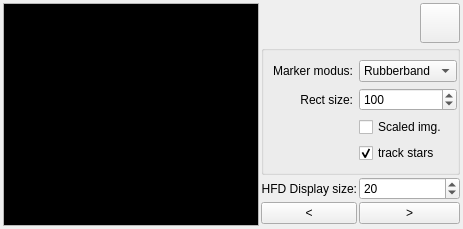
This is app/AstroCameraRemote/StarTrack_StarTrackView.ui in blackphil/AstroCameraRemote as Qt 5 draws it before an edit. The edited form follows.
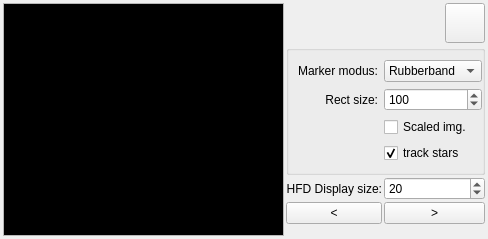
This is the edited form. Icons and pictures are not drawn. Custom widgets are drawn as their Qt base class.

What changed in the file:
```diff
--- a/app/AstroCameraRemote/StarTrack_StarTrackView.ui
+++ b/app/AstroCameraRemote/StarTrack_StarTrackView.ui
@@ -6,13 +6,16 @@
    <rect>
     <x>0</x>
     <y>0</y>
-    <width>453</width>
-    <height>209</height>
+    <width>488</width>
+    <height>239</height>
    </rect>
   </property>
   <property name="windowTitle">
    <string>Form</string>
   </property>
+  <property name="styleSheet">
+   <string notr="true">font: 10pt &quot;Ubuntu&quot;;</string>
+  </property>
   <layout class="QGridLayout" name="gridLayout_2">
    <property name="leftMargin">
     <number>3</number>
@@ -69,7 +72,7 @@
       <item row="0" column="1">
        <widget class="QComboBox" name="markerModusCombobox">
         <property name="sizePolicy">
-         <sizepolicy hsizetype="MinimumExpanding" vsizetype="Fixed">
+         <sizepolicy hsizetype="MinimumExpanding" vsizetype="MinimumExpanding">
           <horstretch>0</horstretch>
           <verstretch>0</verstretch>
          </sizepolicy>
@@ -99,7 +102,7 @@
       <item row="1" column="1">
        <widget class="QSpinBox" name="markerFixedRectSpinbox">
         <property name="sizePolicy">
-         <sizepolicy hsizetype="MinimumExpanding" vsizetype="Fixed">
+         <sizepolicy hsizetype="MinimumExpanding" vsizetype="MinimumExpanding">
           <horstretch>0</horstretch>
           <verstretch>0</verstretch>
          </sizepolicy>
```
